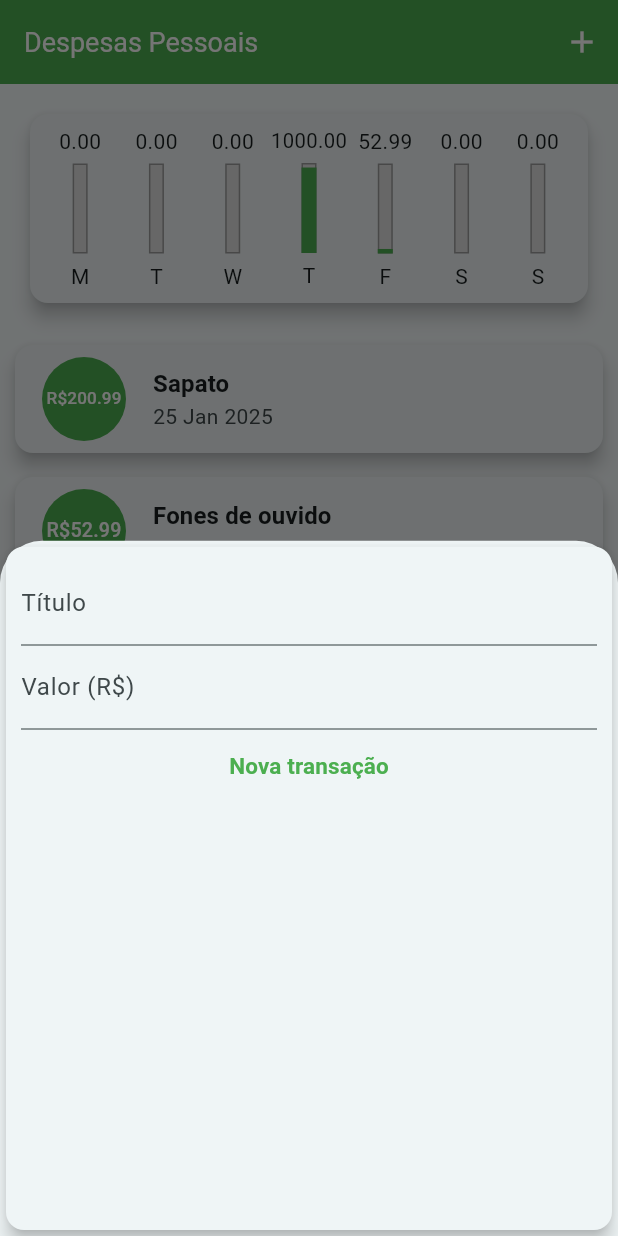
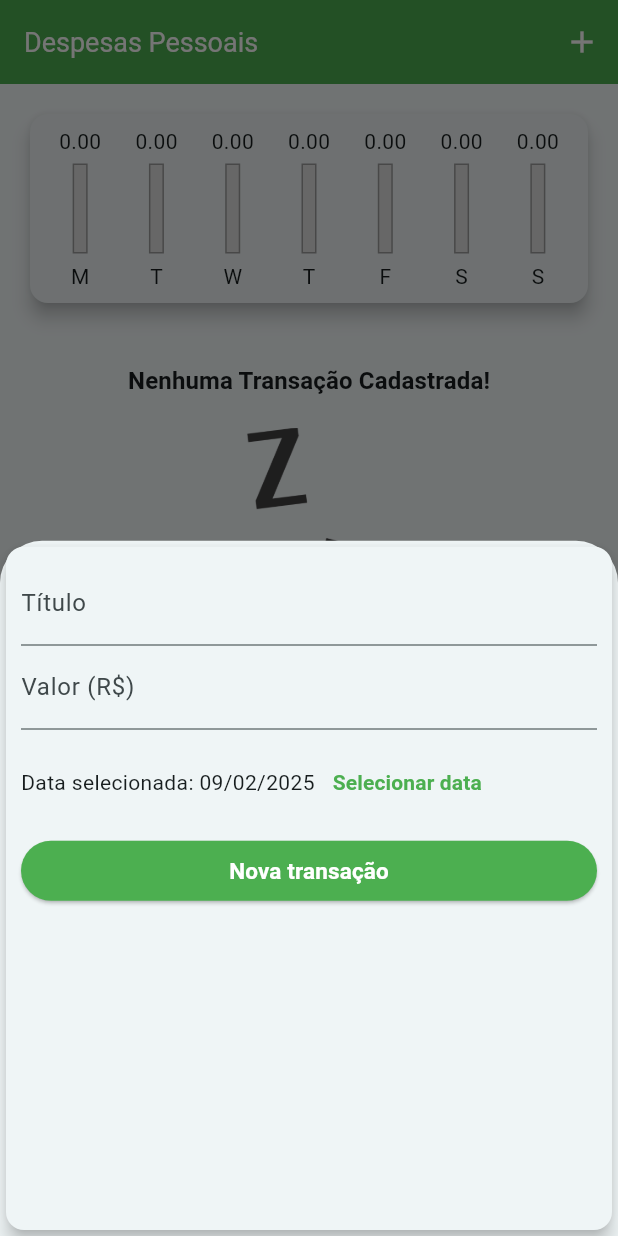
Before and after one commit to mateusalmeiida/despesas-pessoais-flutter, a Flutter app: the screen it shows after launch, after a tap on the "add" icon, on a phone screen of 412 x 824 dp. Run offline on Flutter 3.47's test engine with Material 3 defaults, Android fonts, the light colour scheme and no system bars.

Commit message:
Adicionada escolha da data da transação

```diff
--- a/lib/components/chart.dart
+++ b/lib/components/chart.dart
@@ -6,7 +6,7 @@ import 'package:intl/intl.dart';
 class Chart extends StatelessWidget {
   final List<Transaction> recentTransactions;
 
-  Chart({required this.recentTransactions, super.key});
+  const Chart({required this.recentTransactions, super.key});
 
   List<Map<String, Object>> get groupedTransactions {
     return List.generate(7, (index) {
@@ -27,7 +27,7 @@ class Chart extends StatelessWidget {
         'day': DateFormat.E().format(weekDay)[0],
         'value': totalSum,
       };
-    });
+    }).reversed.toList();
   }
 
   double get _weekTotalValue {
@@ -45,13 +45,15 @@ class Chart extends StatelessWidget {
           padding: const EdgeInsets.all(8.0),
           child: Row(
             mainAxisAlignment: MainAxisAlignment.spaceAround,
-            children: groupedTransactions.reversed.map(
+            children: groupedTransactions.map(
               (tr) {
                 return Expanded(
                   child: ChartBar(
                       label: tr['day'].toString(),
                       value: (tr['value'] as double),
-                      percentage: (tr['value'] as double) / _weekTotalValue),
+                      percentage: _weekTotalValue == 0
+                          ? 0
+                          : (tr['value'] as double) / _weekTotalValue),
                 );
               },
             ).toList(),
--- a/lib/components/chart_bar.dart
+++ b/lib/components/chart_bar.dart
@@ -16,9 +16,11 @@ class ChartBar extends StatelessWidget {
   Widget build(BuildContext context) {
     return Column(
       children: [
-        FittedBox(child: Text(value.toStringAsFixed(2))),
+        SizedBox(
+            height: 20,
+            child: FittedBox(child: Text(value.toStringAsFixed(2)))),
         SizedBox(height: 5),
-        Container(
+        SizedBox(
           height: 60,
           width: 10,
           child: Stack(
--- a/lib/components/transaction_form.dart
+++ b/lib/components/transaction_form.dart
@@ -1,7 +1,8 @@
 import 'package:flutter/material.dart';
+import 'package:intl/intl.dart';
 
 class TransactionForm extends StatefulWidget {
-  final void Function(String, double) onSubmit;
+  final void Function(String, double, DateTime) onSubmit;
 
   const TransactionForm({required this.onSubmit, super.key});
 
@@ -13,18 +14,34 @@ class TransactionForm extends StatefulWidget {
 
 class _TransactionFormState extends State<TransactionForm> {
   final _titleController = TextEditingController();
-
   final _valueController = TextEditingController();
+  DateTime? _selectedDate = DateTime.now();
 
   _submitForm() {
     final title = _titleController.text;
     final value = double.tryParse(_valueController.text) ?? 0.0;
 
-    if (title.isEmpty || value <= 0) {
+    if (title.isEmpty || value <= 0 || _selectedDate == null) {
       return;
     }
 
-    widget.onSubmit(title, value);
+    widget.onSubmit(title, value, _selectedDate!);
+  }
+
+  _showDatePicker() {
+    showDatePicker(
+      context: context,
+      initialDate: DateTime.now(),
+      firstDate: DateTime(2019),
+      lastDate: DateTime.now(),
+    ).then((pickedDate) {
+      if (pickedDate == null) {
+        return;
+      }
+      setState(() {
+        _selectedDate = pickedDate;
+      });
+    });
   }
 
   @override
@@ -33,7 +50,7 @@ class _TransactionFormState extends State<TransactionForm> {
       elevation: 5,
       child: Padding(
         padding: const EdgeInsets.all(10),
-        child: Column(
+        child: ListView(
           children: [
             TextField(
               controller: _titleController,
@@ -50,7 +67,27 @@ class _TransactionFormState extends State<TransactionForm> {
               },
               decoration: InputDecoration(labelText: 'Valor (R\$)'),
             ),
-            TextButton(
+            SizedBox(
+              height: 70,
+              child: Row(
+                children: [
+                  Text(_selectedDate == null
+                      ? 'Nenhuma data selecionada'
+                      : 'Data selecionada: ${DateFormat('dd/MM/y').format(_selectedDate!)}'),
+                  TextButton(
+                    onPressed: _showDatePicker,
+                    child: Text(
+                      'Selecionar data',
+                      style: TextStyle(fontWeight: FontWeight.bold),
+                    ),
+                  )
+                ],
+              ),
+            ),
+            ElevatedButton(
+                style: ButtonStyle(
+                    backgroundColor: WidgetStatePropertyAll(Colors.green),
+                    foregroundColor: WidgetStatePropertyAll(Colors.white)),
                 onPressed: _submitForm,
                 child: Text(
                   'Nova transação',
--- a/lib/main.dart
+++ b/lib/main.dart
@@ -50,23 +50,7 @@ class MyHomePage extends StatefulWidget {
 }
 
 class _MyHomePageState extends State<MyHomePage> {
-  final List<Transaction> _transactions = [
-    Transaction(
-        id: 't0',
-        title: 'Sapato',
-        value: 200.99,
-        date: DateTime.now().subtract(Duration(days: 15))),
-    Transaction(
-        id: 't1',
-        title: 'Fones de ouvido',
-        value: 52.99,
-        date: DateTime.now().subtract(Duration(days: 2))),
-    Transaction(
-        id: 't2',
-        title: 'Internet',
-        value: 1000,
-        date: DateTime.now().subtract(Duration(days: 3))),
-  ];
+  final List<Transaction> _transactions = [];
 
   List<Transaction> get _recentTransactions {
     return _transactions.where((tr) {
@@ -74,12 +58,12 @@ class _MyHomePageState extends State<MyHomePage> {
     }).toList();
   }
 
-  void _addTransaction(String title, double value) {
+  void _addTransaction(String title, double value, DateTime date) {
     final Transaction newTransaction = Transaction(
         id: Random().nextDouble().toString(),
         title: title,
         value: value,
-        date: DateTime.now());
+        date: date);
 
     setState(() {
       _transactions.add(newTransaction);
```
